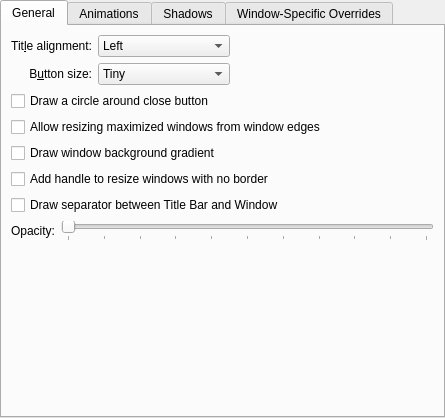
The window that config/ui/breezeconfigurationui.ui (alex47/BreezeBlurred) describes before a commit, drawn with Qt 5.
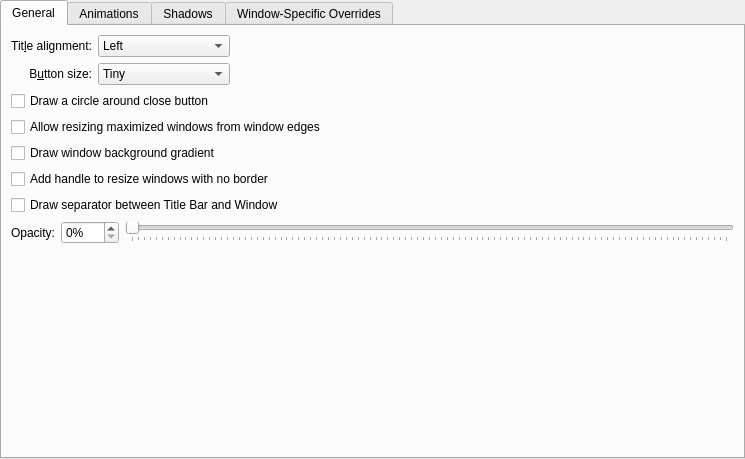
The same window after the commit. Custom widgets are drawn as their Qt base class.

Commit message: Opacity slider now works with percentages

```diff
--- a/config/ui/breezeconfigurationui.ui
+++ b/config/ui/breezeconfigurationui.ui
@@ -6,8 +6,8 @@
    <rect>
     <x>0</x>
     <y>0</y>
-    <width>445</width>
-    <height>418</height>
+    <width>745</width>
+    <height>459</height>
    </rect>
   </property>
   <layout class="QVBoxLayout" name="verticalLayout">
@@ -182,16 +182,26 @@
            </property>
           </widget>
          </item>
+         <item>
+          <widget class="QSpinBox" name="opacitySpinBox">
+           <property name="suffix">
+            <string>%</string>
+           </property>
+           <property name="maximum">
+            <number>100</number>
+           </property>
+          </widget>
+         </item>
          <item>
           <widget class="QSlider" name="opacitySlider">
            <property name="maximum">
-            <number>10</number>
+            <number>100</number>
            </property>
            <property name="singleStep">
             <number>1</number>
            </property>
            <property name="pageStep">
-            <number>1</number>
+            <number>10</number>
            </property>
            <property name="orientation">
             <enum>Qt::Horizontal</enum>
```
Left out of the diff: 11 changed lines with no effect on the pictures.
